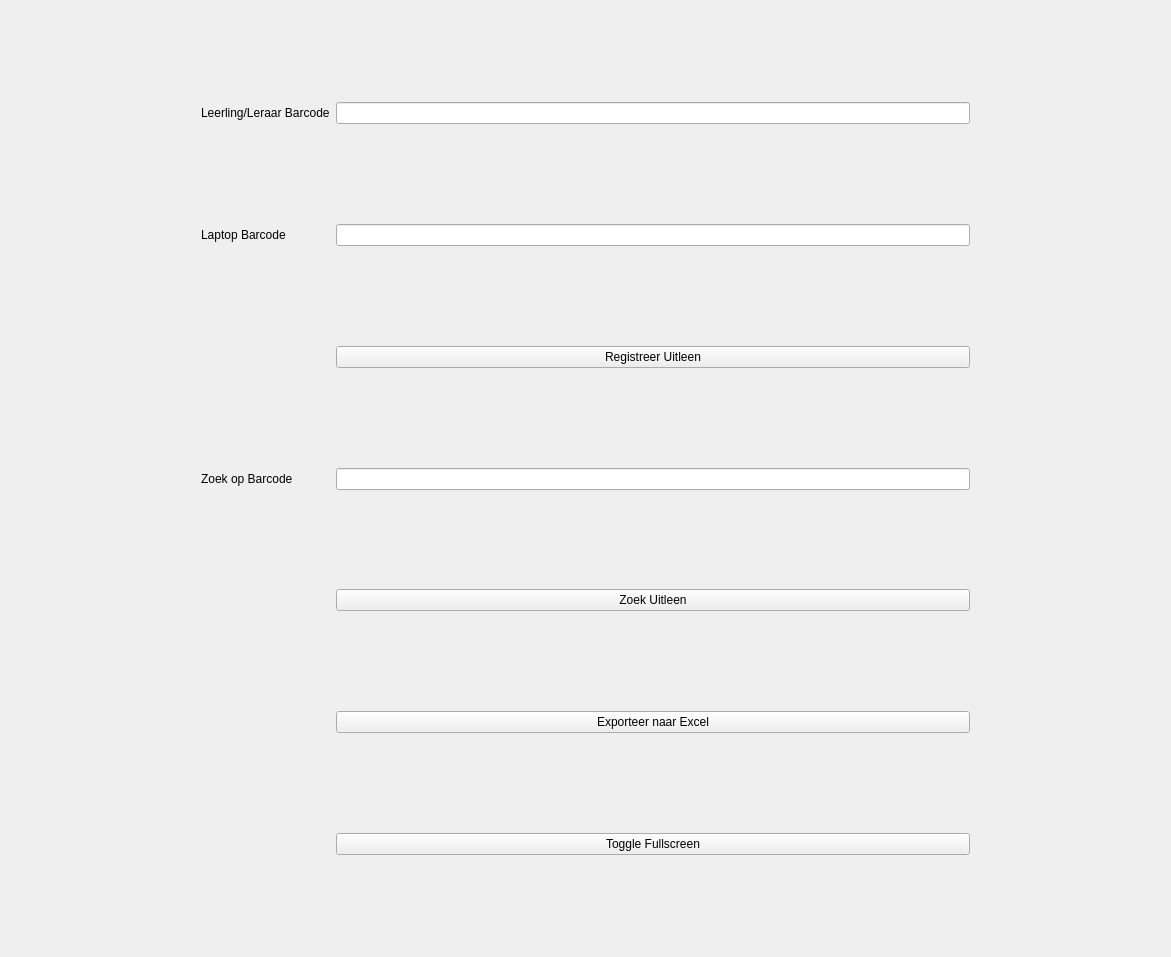
MKB-Cyber-Campus/LaptopUitleen, file LaptopUitleenUI.ui: the form before one commit.
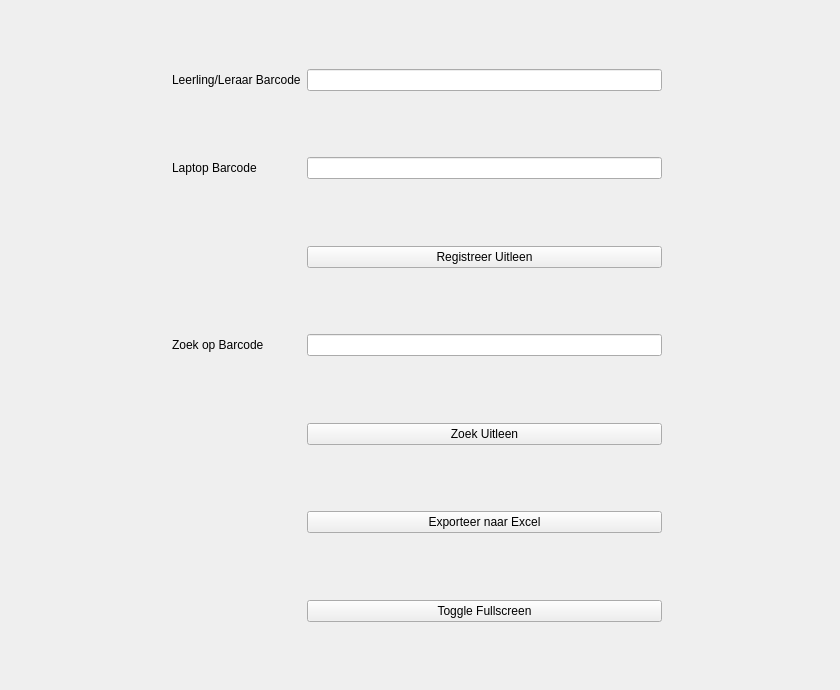
The form after the commit. Icons and pictures are not drawn.

What changed in the file:
```diff
--- a/LaptopUitleenUI.ui
+++ b/LaptopUitleenUI.ui
@@ -6,15 +6,107 @@
    <rect>
     <x>0</x>
     <y>0</y>
-    <width>1171</width>
-    <height>957</height>
+    <width>840</width>
+    <height>690</height>
    </rect>
   </property>
   <property name="windowTitle">
    <string>Laptop Uitleen Systeem</string>
   </property>
   <widget class="QWidget" name="centralwidget">
-   <layout class="QGridLayout" name="gridLayout_2" columnstretch="50,200,50">
+   <layout class="QGridLayout" name="gridLayout_2" columnstretch="1,3,1">
+    <item row="0" column="2">
+     <layout class="QGridLayout" name="gridLayout_3" rowstretch="10,10,0,1" columnstretch="1,10,1,0">
+      <item row="2" column="0">
+       <spacer name="horizontalSpacer">
+        <property name="orientation">
+         <enum>Qt::Horizontal</enum>
+        </property>
+        <property name="sizeHint" stdset="0">
+         <size>
+          <width>40</width>
+          <height>20</height>
+         </size>
+        </property>
+       </spacer>
+      </item>
+      <item row="2" column="2">
+       <spacer name="horizontalSpacer_4">
+        <property name="orientation">
+         <enum>Qt::Horizontal</enum>
+        </property>
+        <property name="sizeHint" stdset="0">
+         <size>
+          <width>40</width>
+          <height>20</height>
+         </size>
+        </property>
+       </spacer>
+      </item>
+      <item row="2" column="1">
+       <widget class="QLabel" name="label">
+        <property name="text">
+         <string/>
+        </property>
+        <property name="pixmap">
+         <pixmap>Logo_PiterJelles.jpg</pixmap>
+        </property>
+       </widget>
+      </item>
+      <item row="1" column="1">
+       <spacer name="verticalSpacer_15">
+        <property name="orientation">
+         <enum>Qt::Vertical</enum>
+        </property>
+        <property name="sizeHint" stdset="0">
+         <size>
+          <width>20</width>
+          <height>40</height>
+         </size>
+        </property>
+       </spacer>
+      </item>
+      <item row="0" column="1">
+       <spacer name="verticalSpacer_18">
+        <property name="orientation">
+         <enum>Qt::Vertical</enum>
+        </property>
+        <property name="sizeHint" stdset="0">
+         <size>
+          <width>20</width>
+          <height>40</height>
+         </size>
+        </property>
+       </spacer>
+      </item>
+      <item row="2" column="3">
+       <spacer name="horizontalSpacer_3">
+        <property name="orientation">
+         <enum>Qt::Horizontal</enum>
+        </property>
+        <property name="sizeHint" stdset="0">
+         <size>
+          <width>40</width>
+          <height>20</height>
+         </size>
+        </property>
+       </spacer>
+      </item>
+      <item row="3" column="1">
+       <spacer name="verticalSpacer_19">
+        <property name="orientation">
+         <enum>Qt::Vertical</enum>
+        </property>
+        <property name="sizeHint" stdset="0">
+         <size>
+          <width>20</width>
+          <height>40</height>
+         </size>
+        </property>
+       </spacer>
+      </item>
+     </layout>
+    </item>
     <item row="0" column="1">
      <layout class="QGridLayout" name="gridLayout" rowstretch="0,0,0,0,0,0,0,0,0,0,0,0,0,0,0">
       <property name="verticalSpacing">
@@ -288,19 +380,6 @@
       </item>
      </layout>
     </item>
-    <item row="0" column="2">
-     <spacer name="horizontalSpacer">
-      <property name="orientation">
-       <enum>Qt::Horizontal</enum>
-      </property>
-      <property name="sizeHint" stdset="0">
-       <size>
-        <width>40</width>
-        <height>20</height>
-       </size>
-      </property>
-     </spacer>
-    </item>
     <item row="0" column="0">
      <spacer name="horizontalSpacer_2">
       <property name="orientation">
```
Left out of the diff: 6 changed lines with no effect on the pictures.
